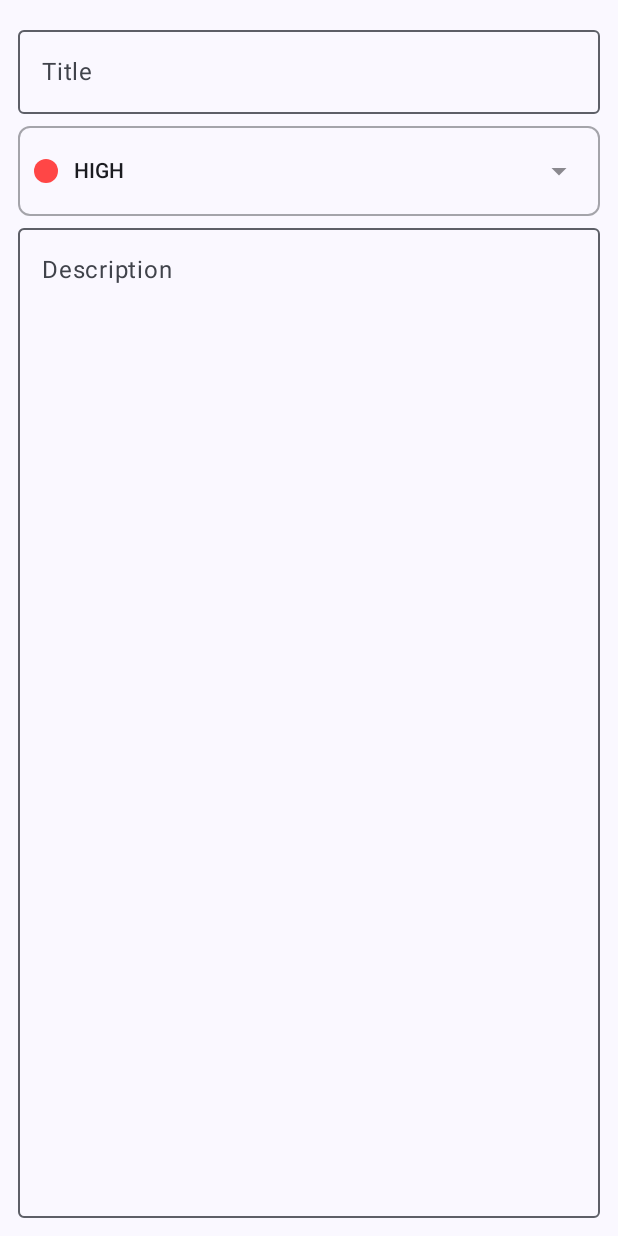
After one commit to blkxltng/To-Do_Compose_App, an Android app built with Jetpack Compose: the composable TaskContent called with empty values, on a phone screen of 412 x 824 dp. The commit adds this screen. Run offline under Robolectric (Android 15) with nearby library versions, the phone set to English and light mode, and no system bars.

Commit message:
Added logic for screen that will be used to add tasks

```diff
--- /dev/null
+++ b/app/src/main/java/com/blkxltng/to_docompose/components/PriorityDropDown.kt
@@ -0,0 +1,125 @@
+package com.blkxltng.to_docompose.components
+
+import androidx.compose.animation.core.animateFloatAsState
+import androidx.compose.foundation.Canvas
+import androidx.compose.foundation.border
+import androidx.compose.foundation.clickable
+import androidx.compose.foundation.layout.Row
+import androidx.compose.foundation.layout.fillMaxWidth
+import androidx.compose.foundation.layout.height
+import androidx.compose.foundation.layout.size
+import androidx.compose.material.icons.Icons
+import androidx.compose.material.icons.filled.ArrowDropDown
+import androidx.compose.material3.DropdownMenu
+import androidx.compose.material3.DropdownMenuItem
+import androidx.compose.material3.Icon
+import androidx.compose.material3.IconButton
+import androidx.compose.material3.MaterialTheme
+import androidx.compose.material3.Text
+import androidx.compose.runtime.Composable
+import androidx.compose.runtime.mutableStateOf
+import androidx.compose.runtime.remember
+import com.blkxltng.to_docompose.data.models.Priority
+import androidx.compose.runtime.setValue
+import androidx.compose.runtime.getValue
+import androidx.compose.ui.Alignment
+import androidx.compose.ui.Modifier
+import androidx.compose.ui.draw.alpha
+import androidx.compose.ui.draw.rotate
+import androidx.compose.ui.res.stringResource
+import androidx.compose.ui.tooling.preview.Preview
+import androidx.compose.ui.unit.dp
+import com.blkxltng.to_docompose.R
+import com.blkxltng.to_docompose.ui.theme.DISABLED_ICON_ALPHA
+import com.blkxltng.to_docompose.ui.theme.PRIORITY_DROP_DOWN_HEIGHT
+import com.blkxltng.to_docompose.ui.theme.PRIORITY_INDICATOR_SIZE
+
+@Composable
+fun PriorityDropDown(
+    priority: Priority,
+    onPrioritySelected: (Priority) -> Unit
+) {
+    var expanded by remember { mutableStateOf(false) }
+    val angle: Float by animateFloatAsState(targetValue = if (expanded) 180f else 0f)
+
+    Row(
+        modifier = Modifier
+            .fillMaxWidth()
+            .height(PRIORITY_DROP_DOWN_HEIGHT)
+            .clickable { expanded = true }
+            .border(
+                width = 1.dp,
+                color = MaterialTheme.colorScheme.onSurface.copy(alpha = DISABLED_ICON_ALPHA),
+                shape = MaterialTheme.shapes.small
+            ),
+        verticalAlignment = Alignment.CenterVertically
+    ) {
+        Canvas(
+            modifier = Modifier
+                .size(PRIORITY_INDICATOR_SIZE)
+                .weight(1f)) {
+            drawCircle(color = priority.color)
+        }
+        Text(
+            modifier = Modifier
+                .weight(8f),
+            text = priority.name,
+            style = MaterialTheme.typography.titleSmall
+        )
+        IconButton(
+            modifier = Modifier
+                .alpha(0.5f)
+                .rotate(degrees = angle)
+                .weight(1.5f),
+            onClick = { expanded = true }
+        ) {
+            Icon(
+                imageVector = Icons.Filled.ArrowDropDown,
+                contentDescription = stringResource(R.string.drop_down_arrow_icon)
+            )
+        }
+
+        DropdownMenu(
+            modifier = Modifier.fillMaxWidth(fraction = 0.94f),
+            expanded = expanded,
+            onDismissRequest = { expanded = false }
+        ) {
+            DropdownMenuItem(
+                text = {
+                    PriorityItem(priority = Priority.LOW)
+                },
+                onClick = {
+                    expanded = false
+                    onPrioritySelected(Priority.LOW)
+                }
+            )
+            DropdownMenuItem(
+                text = {
+                    PriorityItem(priority = Priority.MEDIUM)
+                },
+                onClick = {
+                    expanded = false
+                    onPrioritySelected(Priority.MEDIUM)
+                }
+            )
+            DropdownMenuItem(
+                text = {
+                    PriorityItem(priority = Priority.HIGH)
+                },
+                onClick = {
+                    expanded = false
+                    onPrioritySelected(Priority.HIGH)
+                }
+            )
+        }
+    }
+}
+
+@Composable
+@Preview
+fun PriorityDropDownPreview() {
+    PriorityDropDown(
+        priority = Priority.LOW,
+        onPrioritySelected = {}
+    )
+}
--- a/app/src/main/java/com/blkxltng/to_docompose/navigation/Navigation.kt
+++ b/app/src/main/java/com/blkxltng/to_docompose/navigation/Navigation.kt
@@ -27,6 +27,7 @@ fun SetupNavigation(
             sharedViewModel = sharedViewModel
         )
         taskComposable(
+            sharedViewModel = sharedViewModel,
             navigateToListScreen = screen.list
         )
     }
--- /dev/null
+++ b/app/src/main/java/com/blkxltng/to_docompose/ui/screens/task/TaskContent.kt
@@ -0,0 +1,80 @@
+package com.blkxltng.to_docompose.ui.screens.task
+
+import androidx.compose.foundation.background
+import androidx.compose.foundation.layout.Column
+import androidx.compose.foundation.layout.fillMaxSize
+import androidx.compose.foundation.layout.fillMaxWidth
+import androidx.compose.foundation.layout.height
+import androidx.compose.foundation.layout.padding
+import androidx.compose.material3.Divider
+import androidx.compose.material3.ExperimentalMaterial3Api
+import androidx.compose.material3.MaterialTheme
+import androidx.compose.material3.MediumTopAppBar
+import androidx.compose.material3.OutlinedTextField
+import androidx.compose.material3.Text
+import androidx.compose.runtime.Composable
+import androidx.compose.ui.Modifier
+import androidx.compose.ui.res.stringResource
+import androidx.compose.ui.tooling.preview.Preview
+import com.blkxltng.to_docompose.R
+import com.blkxltng.to_docompose.components.PriorityDropDown
+import com.blkxltng.to_docompose.data.models.Priority
+import com.blkxltng.to_docompose.ui.theme.LARGE_PADDING
+import com.blkxltng.to_docompose.ui.theme.MEDIUM_PADDING
+
+@OptIn(ExperimentalMaterial3Api::class)
+@Composable
+fun TaskContent(
+    title: String,
+    onTitleChanged: (String) -> Unit,
+    description: String,
+    onDescriptionChanged: (String) -> Unit,
+    priority: Priority,
+    onPrioritySelected: (Priority) -> Unit
+) {
+    Column(
+        modifier = Modifier
+            .fillMaxSize()
+            .background(MaterialTheme.colorScheme.background)
+            .padding(all = LARGE_PADDING)
+    ) {
+        OutlinedTextField(
+            modifier = Modifier.fillMaxWidth(),
+            value = title,
+            onValueChange = { onTitleChanged(it) },
+            label = {
+                Text(text = stringResource(R.string.title))
+            },
+            textStyle = MaterialTheme.typography.bodyLarge,
+            singleLine = true
+        )
+        Divider(
+            modifier = Modifier.height(MEDIUM_PADDING),
+            color = MaterialTheme.colorScheme.background
+        )
+        PriorityDropDown(
+            priority = priority,
+            onPrioritySelected = onPrioritySelected
+        )
+        OutlinedTextField(
+            modifier = Modifier.fillMaxSize(),
+            value = description,
+            onValueChange = { onDescriptionChanged(it) },
+            label = { Text(text = stringResource(R.string.description)) },
+            textStyle = MaterialTheme.typography.bodyLarge
+        )
+    }
+}
+
+@Composable
+@Preview
+fun TaskContentPreview() {
+    TaskContent(
+        title = "Title",
+        onTitleChanged = {},
+        description = "Description",
+        onDescriptionChanged = {},
+        priority = Priority.LOW,
+        onPrioritySelected = {}
+    )
+}
--- a/app/src/main/java/com/blkxltng/to_docompose/ui/theme/Dimensions.kt
+++ b/app/src/main/java/com/blkxltng/to_docompose/ui/theme/Dimensions.kt
@@ -12,3 +12,5 @@ val TOP_APP_BAR_ELEVATION = 4.dp
 val DISABLED_ICON_ALPHA = 0.38f
 
 val TASK_ITEM_ELEVATION = 2.dp
+
+val PRIORITY_DROP_DOWN_HEIGHT = 60.dp
--- a/app/src/main/res/values/strings.xml
+++ b/app/src/main/res/values/strings.xml
@@ -10,4 +10,11 @@
     <string name="close_icon">Close Icon</string>
     <string name="sad_face_icon">Sad Face Icon</string>
     <string name="empty_content">No tasks found.</string>
+    <string name="add_task_title">Add Task</string>
+    <string name="arrow_back">Arrow Back</string>
+    <string name="delete_icon">Delete Icon</string>
+    <string name="update_icon">Update Icon</string>
+    <string name="drop_down_arrow_icon">Drop-Down Arrow Icon</string>
+    <string name="title">Title</string>
+    <string name="description">Description</string>
 </resources>
```
Also changed, not shown: app/src/main/java/com/blkxltng/to_docompose/navigation/destinations/TaskComposable.kt (+19 -1 lines), app/src/main/java/com/blkxltng/to_docompose/ui/screens/task/TaskAppBar.kt (added, +186 -0 lines), app/src/main/java/com/blkxltng/to_docompose/ui/screens/task/TaskScreen.kt (added, +53 -0 lines), app/src/main/java/com/blkxltng/to_docompose/ui/viewmodels/SharedViewModel.kt (+34 -1 lines).
